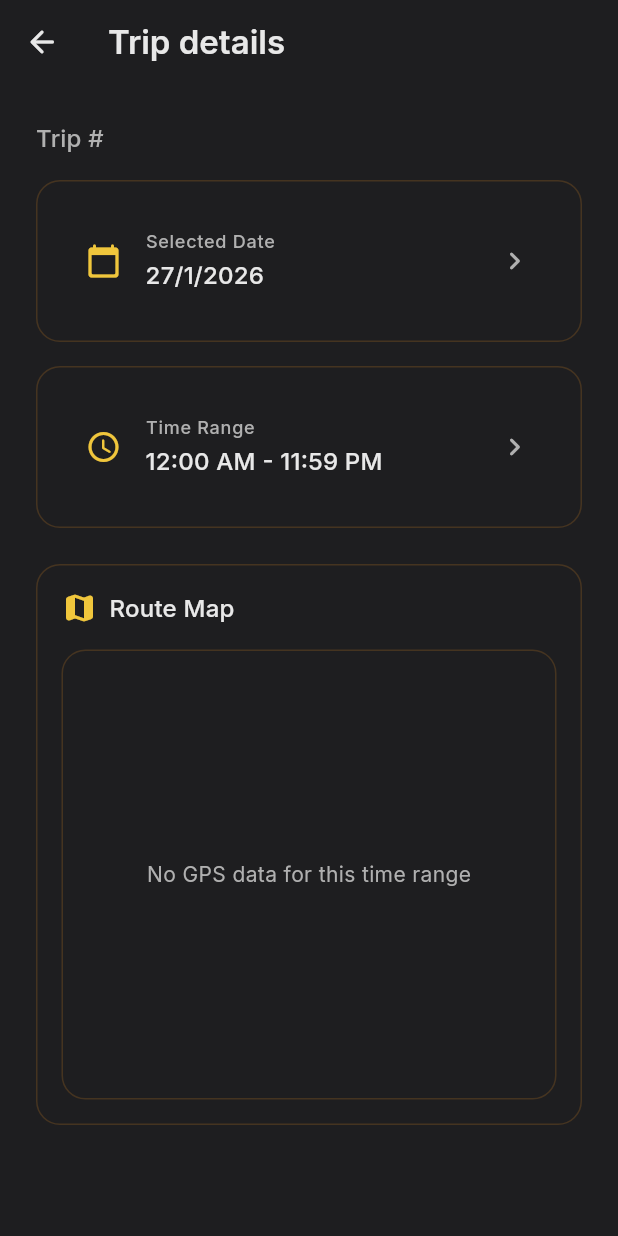
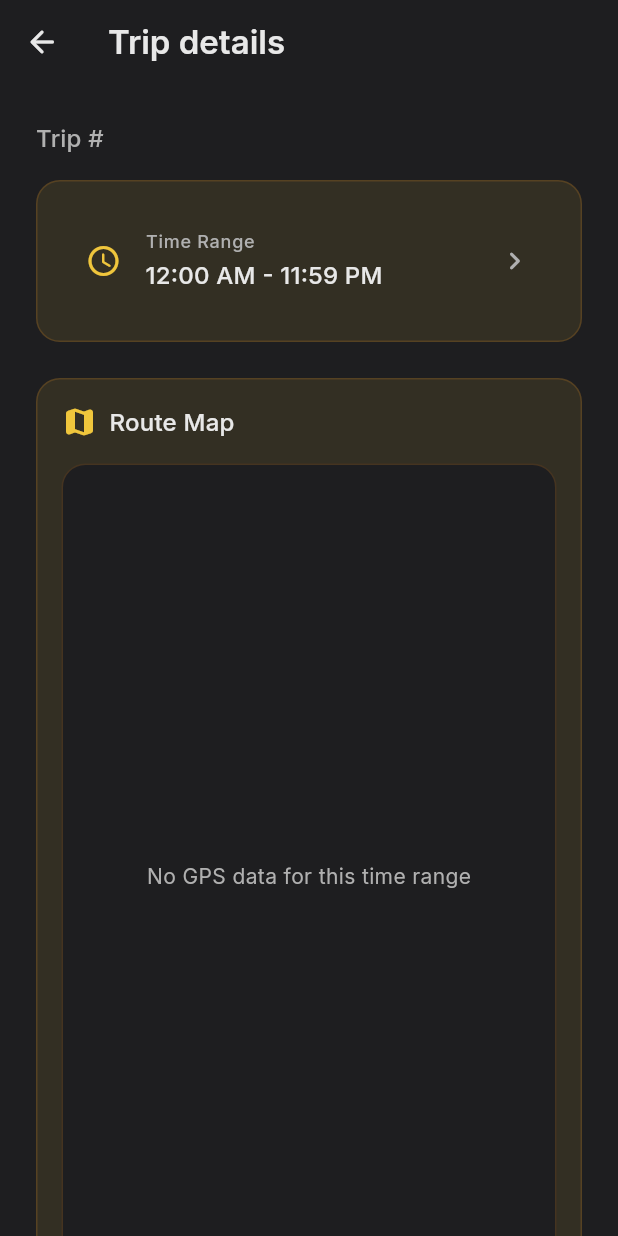
Before and after one commit to karthikvvk/GPSTrackerBackend, a Flutter app: the TripDetailsPage screen opened directly with empty values, on a phone screen of 412 x 824 dp. Run offline on Flutter 3.47's test engine with Material 3 defaults, Android fonts, the phone set to English and light mode, and no system bars; our stand-ins replace firebase_auth, firebase_core, flutter_local_notifications, flutter_map, geolocator, go_router and 5 more; missing offline and left inert: flutter_background_service; accounts and stored records are empty.

Commit message:
history page fix

```diff
--- a/lib/pages/trips/trip_details_page.dart
+++ b/lib/pages/trips/trip_details_page.dart
@@ -99,20 +99,6 @@ class _TripDetailsPageState extends State<TripDetailsPage> {
           isLoading = false;
         });
       }
-    }
-  }
-
-  Future<void> _selectDate(BuildContext context) async {
-    final picked = await showDatePicker(
-      context: context,
-      initialDate: selectedDate,
-      firstDate: DateTime(2020),
-      lastDate: DateTime.now(),
-    );
-
-    if (picked != null && picked != selectedDate) {
-      setState(() => selectedDate = picked);
-      _loadGpsData();
     }
   }
 
@@ -286,43 +272,6 @@ class _TripDetailsPageState extends State<TripDetailsPage> {
                     ?.copyWith(color: scheme.onSurfaceVariant)),
             const SizedBox(height: AppSpacing.md),
 
-            // Date Selection Card
-            GradientCard(
-              child: InkWell(
-                onTap: () => _selectDate(context),
-                borderRadius: BorderRadius.circular(AppRadius.md),
-                child: Padding(
-                  padding: AppSpacing.paddingMd,
-                  child: Row(
-                    children: [
-                      Icon(Icons.calendar_today_rounded, color: scheme.primary),
-                      const SizedBox(width: AppSpacing.md),
-                      Expanded(
-                        child: Column(
-                          crossAxisAlignment: CrossAxisAlignment.start,
-                          children: [
-                            Text('Selected Date',
-                                style: context.textStyles.labelMedium
-                                    ?.copyWith(color: scheme.onSurfaceVariant)),
-                            const SizedBox(height: 2),
-                            Text(
-                              '${selectedDate.day}/${selectedDate.month}/${selectedDate.year}',
-                              style: context.textStyles.titleMedium
-                                  ?.copyWith(color: scheme.onSurface),
-                            ),
-                          ],
-                        ),
-                      ),
-                      Icon(Icons.chevron_right_rounded,
-                          color: scheme.onSurfaceVariant),
-                    ],
-                  ),
-                ),
-              ),
-            ),
-
-            const SizedBox(height: AppSpacing.md),
-
             // Time Range Selection Card
             GradientCard(
               child: InkWell(
@@ -372,6 +321,17 @@ class _TripDetailsPageState extends State<TripDetailsPage> {
                       Text('Route Map',
                           style: context.textStyles.titleMedium
                               ?.copyWith(color: scheme.onSurface)),
+                      if (gpsPoints.isNotEmpty)
+                        IconButton(
+                          icon: Icon(Icons.my_location_rounded,
+                              color: scheme.primary),
+                          onPressed: () {
+                            if (gpsPoints.isEmpty) return;
+                            final start = gpsPoints.first;
+                            _mapController.move(
+                                LatLng(start.latitude, start.longitude), 15.0);
+                          },
+                        ),
                       const Spacer(),
                       if (gpsPoints.isNotEmpty)
                         Text('${gpsPoints.length} points',
@@ -383,7 +343,7 @@ class _TripDetailsPageState extends State<TripDetailsPage> {
 
                   // Map Widget using LiveMapPage style
                   Container(
-                    height: 300,
+                    height: 550,
                     decoration: BoxDecoration(
                       borderRadius: BorderRadius.circular(AppRadius.lg),
                       color: scheme.surfaceContainerHighest,
--- a/lib/ui/app_widgets.dart
+++ b/lib/ui/app_widgets.dart
@@ -26,7 +26,7 @@ class GradientCard extends StatelessWidget {
         child: Ink(
           decoration: BoxDecoration(
             borderRadius: radius,
-            color: scheme.surface,
+            color: AppSurfaces.translucentPrimary(scheme),
             border: Border.all(color: scheme.outline.withValues(alpha: 0.18)),
           ),
           child: Padding(padding: padding, child: child),
```
